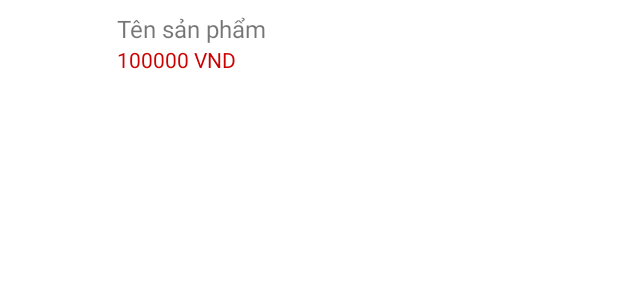
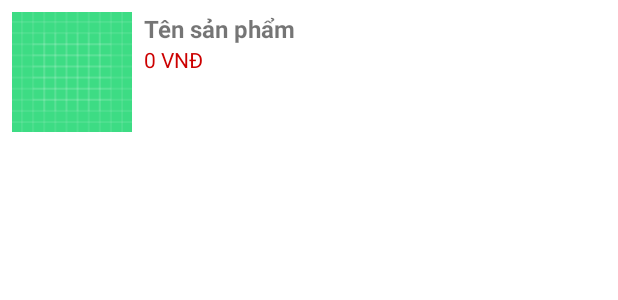
Before and after one commit to BichNhung263/mobile-1, an Android app: the layout item_cart.xml on its own in the app's theme, with its tools: preview values and no code run, on a phone screen of 412 x 824 dp. Shown: the top 300 px of the screen. Run offline under Robolectric (Android 15) with nearby library versions, the phone set to English and light mode, and no system bars.

Commit message:
update cart

```diff
--- a/app/src/main/res/layout/item_cart.xml
+++ b/app/src/main/res/layout/item_cart.xml
@@ -1,36 +1,38 @@
 <?xml version="1.0" encoding="utf-8"?>
-<LinearLayout
-    xmlns:android="http://schemas.android.com/apk/res/android"
+<LinearLayout xmlns:android="http://schemas.android.com/apk/res/android"
+    android:layout_width="match_parent"
+    android:layout_height="wrap_content"
     android:orientation="horizontal"
-    android:padding="8dp"
-    android:layout_width="match_parent"
-    android:layout_height="wrap_content">
+    android:padding="8dp">
 
     <ImageView
-        android:id="@+id/imgProductCart"
-        android:layout_width="60dp"
-        android:layout_height="60dp"
-        android:scaleType="centerCrop"/>
+        android:id="@+id/imgProduct"
+        android:layout_width="80dp"
+        android:layout_height="80dp"
+        android:scaleType="centerCrop"
+        android:src="@drawable/ic_launcher_background"/>
 
     <LinearLayout
+        android:layout_width="match_parent"
+        android:layout_height="wrap_content"
         android:orientation="vertical"
-        android:layout_marginStart="10dp"
-        android:layout_width="wrap_content"
-        android:layout_height="match_parent">
+        android:paddingStart="8dp"
+        android:gravity="center_vertical">
 
         <TextView
-            android:id="@+id/txtNameCart"
+            android:id="@+id/txtName"
+            android:layout_width="wrap_content"
+            android:layout_height="wrap_content"
             android:text="Tên sản phẩm"
             android:textSize="16sp"
-            android:layout_width="wrap_content"
-            android:layout_height="wrap_content"/>
+            android:textStyle="bold"/>
 
         <TextView
-            android:id="@+id/txtPriceCart"
-            android:text="100000 VND"
+            android:id="@+id/txtPrice"
+            android:layout_width="wrap_content"
+            android:layout_height="wrap_content"
+            android:text="0 VNĐ"
             android:textColor="@android:color/holo_red_dark"
-            android:layout_width="wrap_content"
-            android:layout_height="wrap_content"/>
+            android:textSize="14sp"/>
     </LinearLayout>
-
 </LinearLayout>
```
Also changed, not shown: app/src/main/AndroidManifest.xml (+7 -0 lines), app/src/main/java/com/hothibichnhung/hothibichnhung_2123110314/CartActivity.java (+26 -33 lines), app/src/main/java/com/hothibichnhung/hothibichnhung_2123110314/CartAdapter.java (added, +58 -0 lines), app/src/main/java/com/hothibichnhung/hothibichnhung_2123110314/CheckoutActivity.java (added, +60 -0 lines), app/src/main/java/com/hothibichnhung/hothibichnhung_2123110314/HomeActivity.java (+35 -37 lines), app/src/main/java/com/hothibichnhung/hothibichnhung_2123110314/MyData.java (added, +7 -0 lines), app/src/main/java/com/hothibichnhung/hothibichnhung_2123110314/Product.java (added, +17 -0 lines), app/src/main/java/com/hothibichnhung/hothibichnhung_2123110314/ProductDetailActivity.java (+16 -48 lines), app/src/main/res/layout/activity_cart.xml (+20 -40 lines), app/src/main/res/layout/activity_checkout.xml (added, +65 -0 lines).
